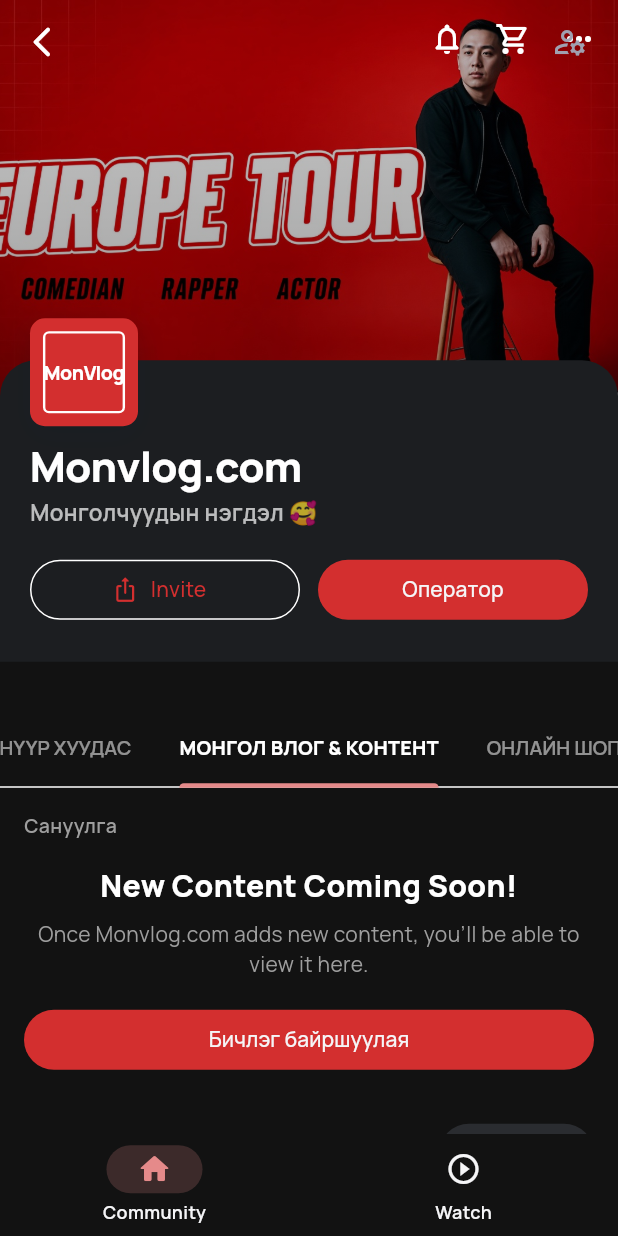
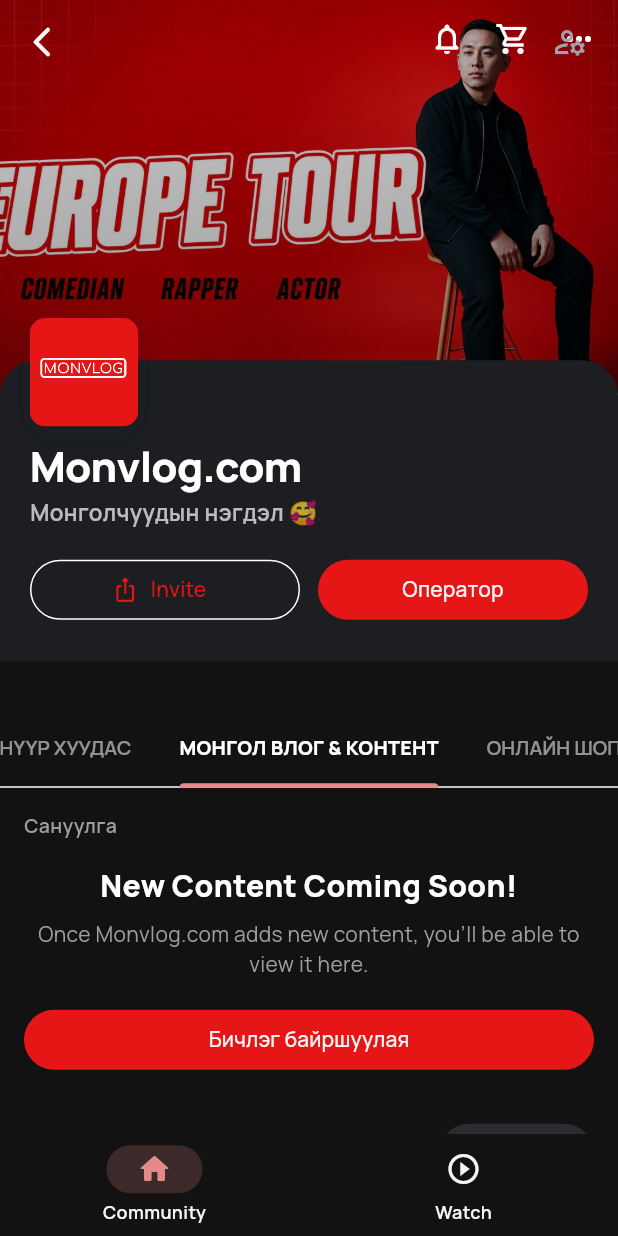
Before and after one commit to Magi888/MonVlog, a Flutter app: the screen it shows after launch, on a phone screen of 412 x 824 dp. Run offline on Flutter 3.47's test engine with Material 3 defaults, Android fonts, the phone set to English and light mode, and no system bars; our stand-ins replace cached_network_image, dio, flutter_riverpod, flutter_secure_storage, go_router, google_fonts and 1 more; missing offline and left inert: android_intent_plus; network calls fail.

Commit message:
Add MonVlog brand logo, launcher icons, and splash.
Wire official red MONVLOG mark into assets/brand, generate Android/iOS
launcher icons (plus TV banner), configure flutter_native_splash with
logo + tagline, and align the in-app gate screen to the same branding.

Co-authored-by: Magi888 <Magi888@users.noreply.github.com>

```diff
--- a/lib/app/theme.dart
+++ b/lib/app/theme.dart
@@ -4,7 +4,8 @@ import 'package:google_fonts/google_fonts.dart';
 /// MonVlog brand + dual surfaces: phone community (Wix-like dark) and Netflix TV.
 class MonVlogTheme {
   // —— Brand ——
-  static const Color brandRed = Color(0xFFD32F2F);
+  /// Official logo / splash red (`assets/brand/monvlog-logo.png`).
+  static const Color brandRed = Color(0xFFE71616);
   static const Color brandRedDeep = Color(0xFFB71C1C);
   static const Color coral = Color(0xFFE58A8A);
   static const Color coralSoft = Color(0xFFF48FB1);
--- a/lib/features/phone/widgets/monvlog_logo_mark.dart
+++ b/lib/features/phone/widgets/monvlog_logo_mark.dart
@@ -1,9 +1,8 @@
 import 'package:flutter/material.dart';
-import 'package:google_fonts/google_fonts.dart';
 
 import '../../../app/theme.dart';
 
-/// Overlapping red square logo mark (phone profile card).
+/// Red square MonVlog brand mark (phone profile card / identity).
 class MonVlogLogoMark extends StatelessWidget {
   const MonVlogLogoMark({
     super.key,
@@ -28,28 +27,13 @@ class MonVlogLogoMark extends StatelessWidget {
           ),
         ],
       ),
-      alignment: Alignment.center,
-      child: Padding(
-        padding: EdgeInsets.all(size * 0.12),
-        child: DecoratedBox(
-          decoration: BoxDecoration(
-            border: Border.all(color: Colors.white, width: 1.6),
-            borderRadius: BorderRadius.circular(4),
-          ),
-          child: Center(
-            child: Text(
-              'MonVlog',
-              textAlign: TextAlign.center,
-              style: GoogleFonts.manrope(
-                color: Colors.white,
-                fontWeight: FontWeight.w800,
-                fontSize: size * 0.18,
-                height: 1.05,
-                letterSpacing: -0.3,
-              ),
-            ),
-          ),
-        ),
+      clipBehavior: Clip.antiAlias,
+      child: Image.asset(
+        'assets/brand/monvlog-logo.png',
+        width: size,
+        height: size,
+        fit: BoxFit.cover,
+        filterQuality: FilterQuality.high,
       ),
     );
   }
```
Also changed, not shown: lib/features/splash/splash_screen.dart (+20 -39 lines), pubspec.yaml (+24 -0 lines), assets/brand/monvlog-icon-foreground.png (added), assets/brand/monvlog-logo-box.png (added), assets/brand/monvlog-logo.png (added), assets/brand/monvlog-splash-mark.png (added), assets/brand/monvlog-splash.png (added), assets/brand/monvlog-tv-banner.png (added), pubspec.lock, 70 other files.
